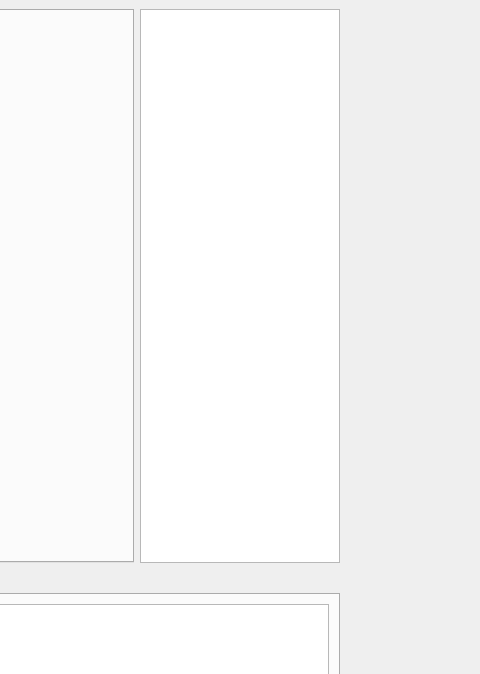
Old version of the form src/Views/MainWindow.ui in the repository kimsos0723/Artiflow; both pictures show x 377 to 857 and y 0 to 674 of the 1028 by 800 pixel window.
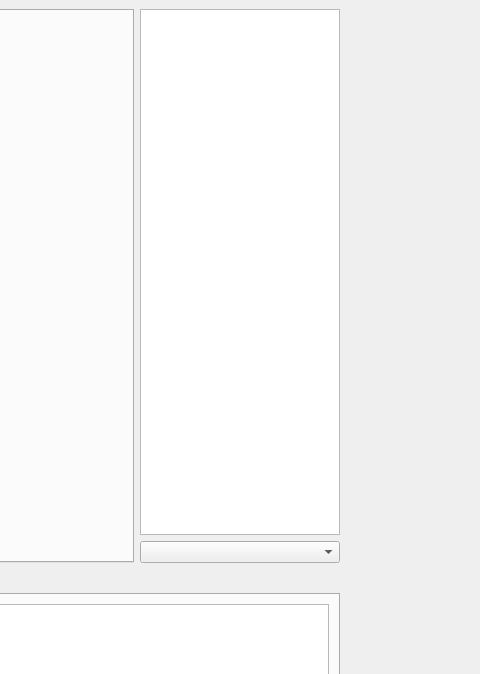
New version of the form.

Patch:
```diff
--- a/src/Views/MainWindow.ui
+++ b/src/Views/MainWindow.ui
@@ -17,23 +17,13 @@
    <layout class="QGridLayout" name="gridLayout_3">
     <item row="0" column="0">
      <layout class="QGridLayout" name="gridLayout_2">
-      <item row="0" column="3">
-       <widget class="QListView" name="listView_2">
-        <property name="sizePolicy">
-         <sizepolicy hsizetype="Expanding" vsizetype="Expanding">
-          <horstretch>0</horstretch>
-          <verstretch>0</verstretch>
-         </sizepolicy>
-        </property>
-        <property name="maximumSize">
-         <size>
-          <width>200</width>
-          <height>16777215</height>
-         </size>
-        </property>
-       </widget>
+      <item row="1" column="3">
+       <widget class="QComboBox" name="comboBox"/>
       </item>
-      <item row="0" column="1">
+      <item row="0" column="2" rowspan="2">
+       <layout class="QGridLayout" name="gridLayout"/>
+      </item>
+      <item row="0" column="1" rowspan="2">
        <widget class="QTabWidget" name="tabWidget">
         <property name="sizePolicy">
          <sizepolicy hsizetype="Expanding" vsizetype="Expanding">
@@ -52,8 +42,21 @@
         </property>
        </widget>
       </item>
-      <item row="0" column="2">
-       <layout class="QGridLayout" name="gridLayout"/>
+      <item row="0" column="3">
+       <widget class="QTableWidget" name="tableWidget_2">
+        <property name="sizePolicy">
+         <sizepolicy hsizetype="Expanding" vsizetype="Expanding">
+          <horstretch>0</horstretch>
+          <verstretch>0</verstretch>
+         </sizepolicy>
+        </property>
+        <property name="maximumSize">
+         <size>
+          <width>200</width>
+          <height>16777215</height>
+         </size>
+        </property>
+       </widget>
       </item>
      </layout>
     </item>
@@ -99,7 +102,7 @@
      <x>0</x>
      <y>0</y>
      <width>1028</width>
-     <height>23</height>
+     <height>22</height>
     </rect>
    </property>
    <property name="nativeMenuBar">
```
